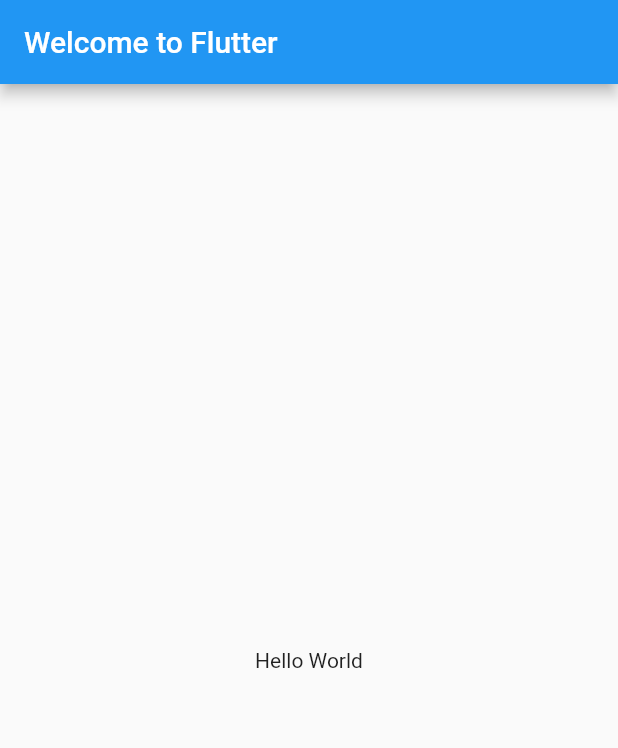
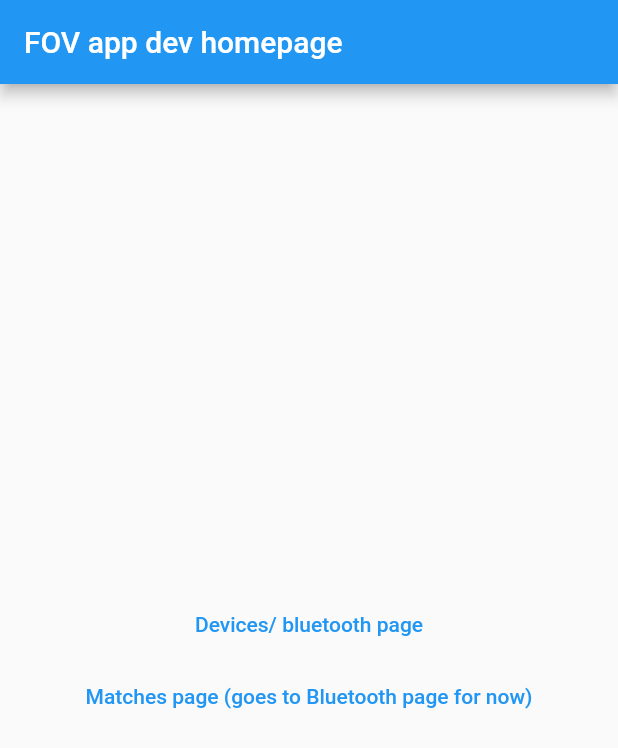
Before and after one commit to timf34/field-of-vision-app-2022, a Flutter app: the screen it shows after launch, after a tap on "Get Started", on a phone screen of 412 x 824 dp. Shown: the top 748 px of the screen. Run offline on Flutter 3.47's test engine with Material 2 defaults, Android fonts, the phone set to English and light mode, and no system bars; our stand-ins replace google_fonts.

Commit message:
Added bluetooth and matches page for separation

```diff
--- /dev/null
+++ b/lib/device_bluetooth.dart
@@ -0,0 +1,18 @@
+import 'package:flutter/material.dart';
+
+class BluetoothDevice extends StatelessWidget {
+  const BluetoothDevice({Key? key}) : super(key: key);
+
+  @override
+
+  Widget build(BuildContext context) {
+    return MaterialApp(
+      title: 'Bluetooth Dev Page',
+      home: Scaffold(
+        appBar: AppBar(
+          title: const Text('Bluetooth dev page'),
+        ),
+      ),
+    );
+  }
+}
--- a/lib/first_page.dart
+++ b/lib/first_page.dart
@@ -1,6 +1,7 @@
 import 'package:flutter/material.dart';
 import 'package:google_fonts/google_fonts.dart';
 import 'second_page.dart';
+
 
 class FirstPage extends StatelessWidget {
   const FirstPage({Key? key}) : super(key: key);
@@ -88,7 +89,7 @@
               onPressed: () {
                 Navigator.push(
                   context,
-                  MaterialPageRoute(builder: (context) => SecondPage()),
+                  MaterialPageRoute(builder: (context) => const SecondPage()),
                 );
               },
             ),
--- a/lib/second_page.dart
+++ b/lib/second_page.dart
@@ -1,21 +1,51 @@
+import 'package:flutter/cupertino.dart';
 import 'package:flutter/material.dart';
+import "device_bluetooth.dart";
+
+class SecondPage extends StatelessWidget {
+  const SecondPage({Key? key}) : super(key: key);
+
+  @override
 
 
-
-class SecondPage extends StatelessWidget {
-  @override
-
+  // This adds two buttons to the page in a column
   Widget build(BuildContext context) {
+      var mainAxisSize;
+      // ignore: dead_code
       return MaterialApp(
         title: 'Welcome to Flutter',
         home: Scaffold(
           appBar: AppBar(
-            title: const Text('Welcome to Flutter'),
+            title: const Text('FOV app dev homepage'),
           ),
-          body: const Center(
-            child: Text('Hello World'),
+          // add two buttons to the page
+          body: Center(
+            child: Column(
+              mainAxisSize: MainAxisSize.min,
+              children: <Widget>[
+                TextButton(
+                  onPressed: () {
+                    Navigator.push(
+                      context,
+                      MaterialPageRoute(builder: (context) => const BluetoothDevice()),
+                    );
+                  },
+                  child: const Text('Devices/ bluetooth page'),
+                ),
+                TextButton(
+                  onPressed: () {
+                    Navigator.push(
+                      context,
+                      MaterialPageRoute(builder: (context) => const BluetoothDevice()),
+                    );
+                  },
+                  child: const Text('Matches page (goes to Bluetooth page for now)'),
+                ),
+              ],
+            ),
           ),
-        ),
-      );
+
+          ),
+        );
     }
   }
--- a/lib/splash_screen.dart
+++ b/lib/splash_screen.dart
@@ -16,7 +16,7 @@
   void initState() {
     super.initState();
     Timer(
-        const Duration(seconds: 3),
+        const Duration(seconds: 2),
         () => Navigator.pushReplacement(
             context, MaterialPageRoute(builder: (context) => const FirstPage())));
   }
```
Also changed, not shown: pubspec.yaml (+0 -11 lines).
